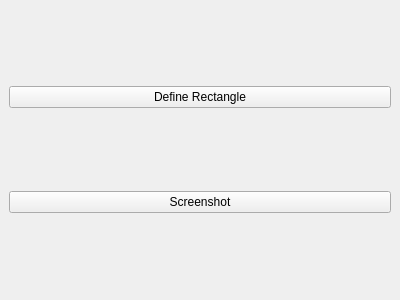
Qt form mainwindow.ui (firman199x/screenshotter) before a commit.
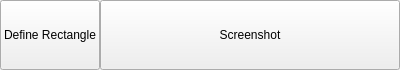
The same form after that commit.

Commit message: hide app before screenshot

What changed in the file:
```diff
--- a/mainwindow.ui
+++ b/mainwindow.ui
@@ -7,19 +7,31 @@
     <x>0</x>
     <y>0</y>
     <width>400</width>
-    <height>300</height>
+    <height>70</height>
    </rect>
   </property>
   <property name="windowTitle">
    <string>Screenshot App</string>
   </property>
   <widget class="QWidget" name="centralwidget">
-   <layout class="QVBoxLayout" name="verticalLayout">
+   <layout class="QHBoxLayout" name="horizontalLayout">
+    <property name="spacing">
+     <number>0</number>
+    </property>
+    <property name="margin">
+     <number>0</number>
+    </property>
     <item>
      <widget class="QPushButton" name="defineRectangleButton">
       <property name="text">
        <string>Define Rectangle</string>
       </property>
+      <property name="sizePolicy">
+       <sizepolicy hsizetype="Expanding" vsizetype="Expanding">
+        <horstretch>2</horstretch> <!-- 2 parts of 10 total -->
+        <verstretch>0</verstretch>
+       </sizepolicy>
+      </property>
      </widget>
     </item>
     <item>
@@ -27,6 +39,12 @@
       <property name="text">
        <string>Screenshot</string>
       </property>
+      <property name="sizePolicy">
+       <sizepolicy hsizetype="Expanding" vsizetype="Expanding">
+        <horstretch>8</horstretch> <!-- 8 parts of 10 total -->
+        <verstretch>0</verstretch>
+       </sizepolicy>
+      </property>
      </widget>
     </item>
    </layout>
```
The commit also changes 2 other files.
